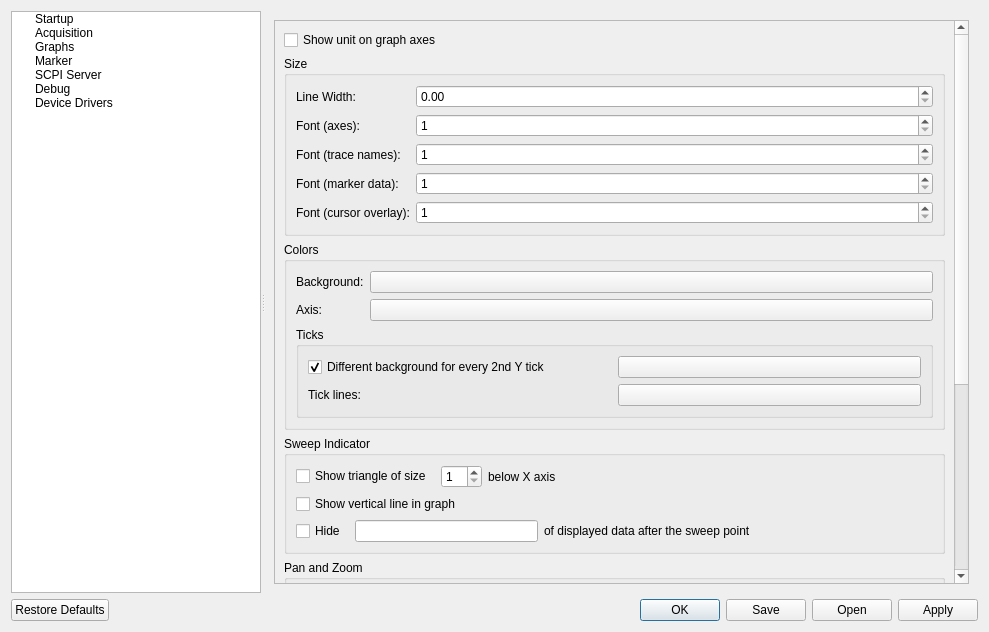
Qt form Software/PC_Application/LibreVNA-GUI/preferencesdialog.ui (jankae/LibreVNA) before a commit.
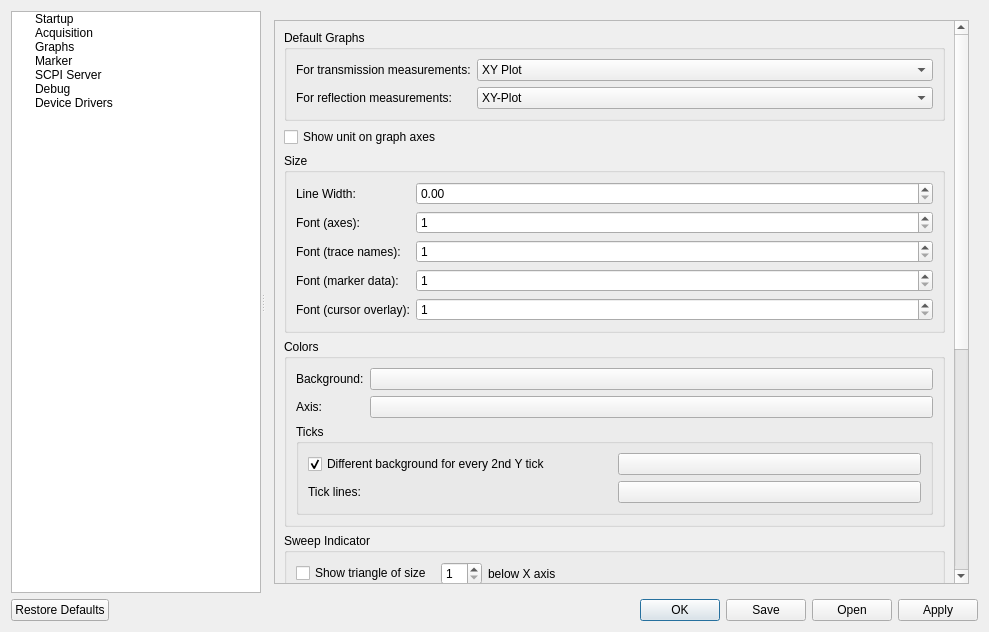
The same form after that commit. The open tabs and pages were chosen to show the change. Custom widgets are drawn as their Qt base class.

Commit message: Shortcuts for adding/removing plots

What changed in the file:
```diff
--- a/Software/PC_Application/LibreVNA-GUI/preferencesdialog.ui
+++ b/Software/PC_Application/LibreVNA-GUI/preferencesdialog.ui
@@ -855,13 +855,84 @@
             <rect>
              <x>0</x>
              <y>0</y>
-             <width>437</width>
-             <height>862</height>
+             <width>683</width>
+             <height>1058</height>
             </rect>
            </property>
            <layout class="QVBoxLayout" name="verticalLayout_22">
             <item>
              <layout class="QVBoxLayout" name="verticalLayout_11">
+              <item>
+               <widget class="QGroupBox" name="groupBox_7">
+                <property name="title">
+                 <string>Default Graphs</string>
+                </property>
+                <layout class="QFormLayout" name="formLayout">
+                 <item row="0" column="0">
+                  <widget class="QLabel" name="label_14">
+                   <property name="text">
+                    <string>For transmission measurements:</string>
+                   </property>
+                  </widget>
+                 </item>
+                 <item row="1" column="0">
+                  <widget class="QLabel" name="label_29">
+                   <property name="text">
+                    <string>For reflection measurements:</string>
+                   </property>
+                  </widget>
+                 </item>
+                 <item row="0" column="1">
+                  <widget class="QComboBox" name="GraphsDefaultTransmission">
+                   <item>
+                    <property name="text">
+                     <string>XY Plot</string>
+                    </property>
+                   </item>
+                   <item>
+                    <property name="text">
+                     <string>Polar Chart</string>
+                    </property>
+                   </item>
+                   <item>
+                    <property name="text">
+                     <string>Waterfall</string>
+                    </property>
+                   </item>
+                   <item>
+                    <property name="text">
+                     <string>Eye Diagram</string>
+                    </property>
+                   </item>
+                  </widget>
+                 </item>
+                 <item row="1" column="1">
+                  <widget class="QComboBox" name="GraphsDefaultReflection">
+                   <item>
+                    <property name="text">
+                     <string>XY-Plot</string>
+                    </property>
+                   </item>
+                   <item>
+                    <property name="text">
+                     <string>Smith Chart</string>
+                    </property>
+                   </item>
+                   <item>
+                    <property name="text">
+                     <string>Polar Chart</string>
+                    </property>
+                   </item>
+                   <item>
+                    <property name="text">
+                     <string>Waterfall</string>
+                    </property>
+                   </item>
+                  </widget>
+                 </item>
+                </layout>
+               </widget>
+              </item>
               <item>
                <widget class="QCheckBox" name="GraphsShowUnit">
                 <property name="text">
```
Left out of the diff: 22 changed lines with no effect on the pictures. The commit also changes 15 other files.
